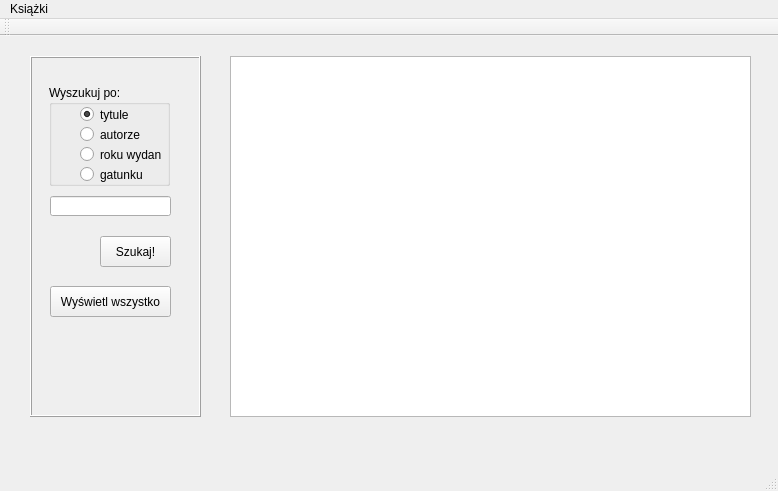
Old version of the form mainwindow.ui in the repository mecenasChmal/ChmalQtKolokwium.
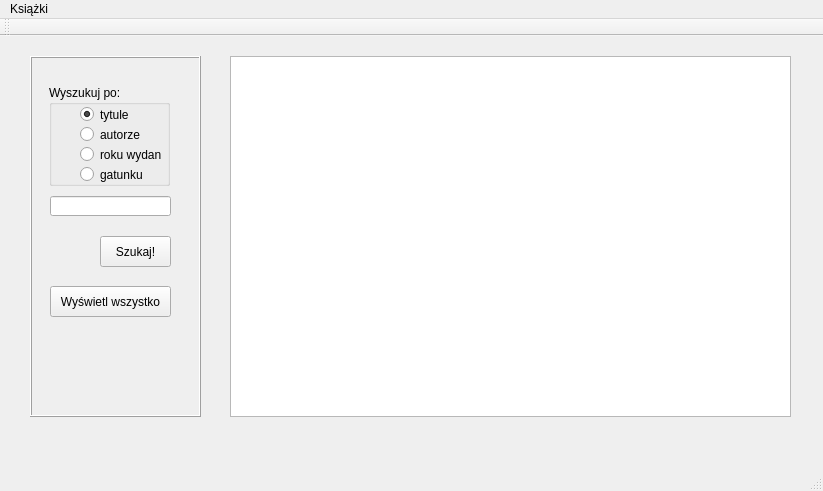
New version of the form.

```diff
--- a/mainwindow.ui
+++ b/mainwindow.ui
@@ -6,7 +6,7 @@
    <rect>
     <x>0</x>
     <y>0</y>
-    <width>778</width>
+    <width>823</width>
     <height>491</height>
    </rect>
   </property>
@@ -147,7 +147,7 @@
      <rect>
       <x>230</x>
       <y>20</y>
-      <width>521</width>
+      <width>561</width>
       <height>361</height>
      </rect>
     </property>
@@ -162,7 +162,7 @@
       <rect>
        <x>0</x>
        <y>0</y>
-       <width>521</width>
+       <width>561</width>
        <height>361</height>
       </rect>
      </property>
@@ -187,16 +187,16 @@
     <rect>
      <x>0</x>
      <y>0</y>
-     <width>778</width>
+     <width>823</width>
      <height>21</height>
     </rect>
    </property>
-   <widget class="QMenu" name="menuKsiazki">
+   <widget class="QMenu" name="menuKsi_ki">
     <property name="title">
      <string>Książki</string>
     </property>
    </widget>
-   <addaction name="menuKsiazki"/>
+   <addaction name="menuKsi_ki"/>
   </widget>
   <widget class="QToolBar" name="mainToolBar">
    <attribute name="toolBarArea">
```
Left out of the diff: 14 changed lines with no effect on the pictures.
